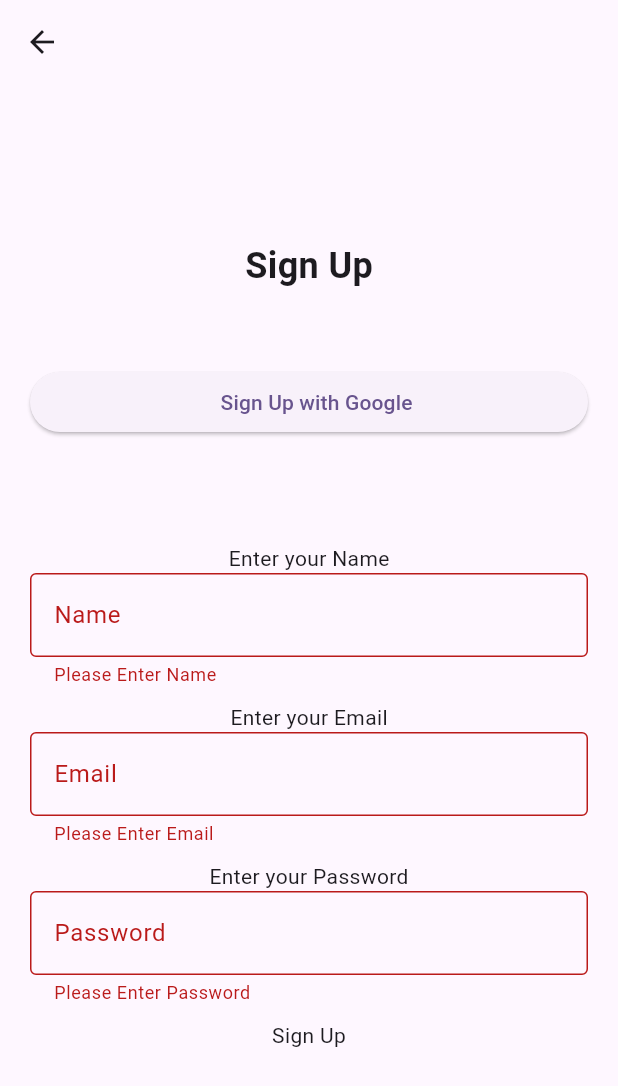
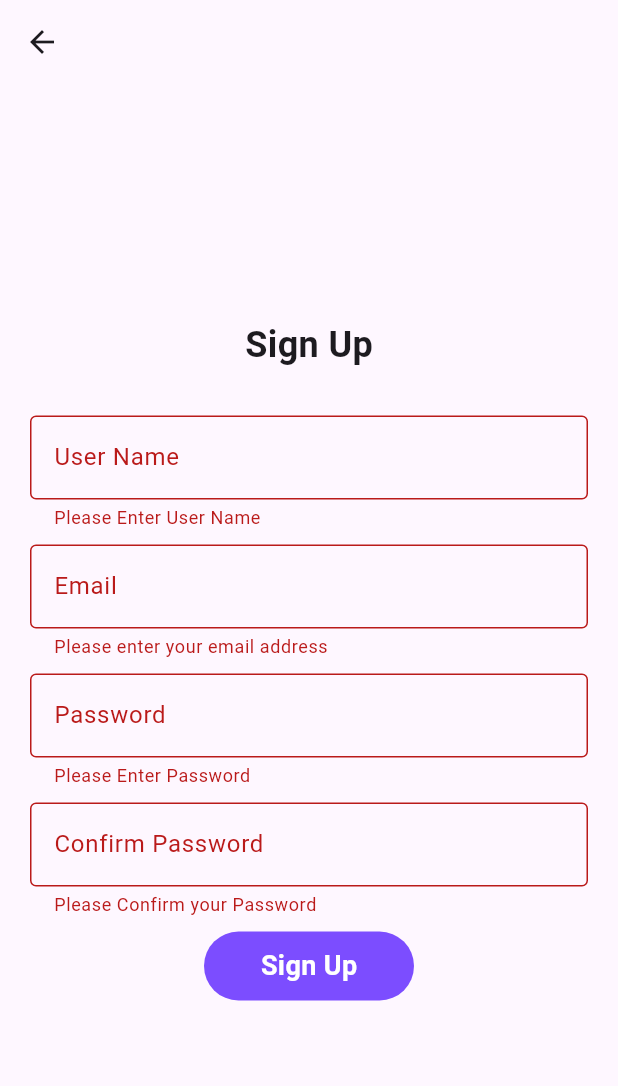
Before and after one commit to redu95/mobile_application_project, a Flutter app: the SignUpPage screen opened directly, after a tap on "Sign Up", on a phone screen of 412 x 824 dp. Shown: the top 1086 px of the screen. Run offline on Flutter 3.47's test engine with Material 3 defaults, Android fonts, the phone set to English and light mode, and no system bars; our stand-ins replace cloud_firestore, firebase_auth, firebase_core, firebase_storage, google_sign_in, image_picker and 2 more; missing offline and left inert: firebase_app_check; accounts and stored records are empty; network calls fail.

```diff
--- a/lib/services/auth.dart
+++ b/lib/services/auth.dart
@@ -41,7 +41,7 @@ class AuthMethods{
       await DatabaseMethods().adduser(userDetails.uid, userInfoMap).then((value) {
         Navigator.push(
           context,
-          MaterialPageRoute(builder: (context) => Home(userName: displayName)),
+          MaterialPageRoute(builder: (context) => Home()),
         );
       });
     }
--- a/lib/signup_page.dart
+++ b/lib/signup_page.dart
@@ -1,4 +1,4 @@
-
+// signup page.dart
 import 'package:cloud_firestore/cloud_firestore.dart';
 import 'package:firebase_auth/firebase_auth.dart';
 import 'package:flutter/material.dart';
@@ -13,52 +13,116 @@ class SignUpPage extends StatefulWidget {
 
 class _SignUpPageState extends State<SignUpPage> {
   String email = "",password = "",userName = "";
-  TextEditingController userNameController = new TextEditingController();
-  TextEditingController emailController = new TextEditingController();
-  TextEditingController passwordController = new TextEditingController();
+  TextEditingController userNameController = TextEditingController();
+  TextEditingController emailController = TextEditingController();
+  TextEditingController passwordController = TextEditingController();
+  TextEditingController confirmPasswordController = TextEditingController();
 
   final _formKey = GlobalKey<FormState>();
 
+  bool passwordConfirmed(){
+    if(passwordController.text.trim() == confirmPasswordController.text.trim()){
+      return true;
+    }else{
+      return false;
+    }
+  }
+
   registration() async {
+    //show loading Circle
+    showDialog(
+      context: context,
+      builder: (context){
+        return const Center(
+          child: CircularProgressIndicator() ,
+        );
+      },
+    );
     if (_formKey.currentState!.validate()) {
       try {
-        await FirebaseAuth.instance.createUserWithEmailAndPassword(
-            email: emailController.text,
-            password: passwordController.text);
-        // Save user data to Firestore
-        await FirebaseFirestore.instance.collection('users').doc(FirebaseAuth.instance.currentUser!.uid).set({
-          'userName': userNameController.text,
-          'email': emailController.text,
+        if(passwordConfirmed()){
+          // Create the user in Firebase Authentication
+          final UserCredential userCredential = await FirebaseAuth.instance.createUserWithEmailAndPassword(
+            email: emailController.text.trim(),
+            password: passwordController.text.trim(),
+          );
+          // Save additional user data to Firestore
+          await FirebaseFirestore.instance.collection('users').doc(userCredential.user!.uid).set({
+            'userName': userNameController.text.trim(),
+            'email': emailController.text.trim(),
             'bio': '',
-          'photoUrl':null
-          // You can add more fields here if needed
+            'photoUrl': null,
+            'gender': '',
+            // Add more fields if needed
           });
-        ScaffoldMessenger.of(context).showSnackBar(SnackBar(
-            content: Text('Registered Successfully',
+
+          // Show success message
+          ScaffoldMessenger.of(context).showSnackBar(
+            const SnackBar(
+              content: Text(
+                'Registered Successfully',
                 style: TextStyle(fontSize: 20.0),
-            )));
-        Navigator.push(context, MaterialPageRoute(builder: (context) => Home(userName: userNameController.text)));
+              ),
+            ),
+          );
+
+          // Navigate to home page
+          Navigator.push(
+            context,
+            MaterialPageRoute(builder: (context) => Home()),
+          );
+        }
       } on FirebaseAuthException catch (e) {
+        // Handle FirebaseAuth exceptions
         if (e.code == 'weak-password') {
-          ScaffoldMessenger.of(context).showSnackBar(const SnackBar(
+          ScaffoldMessenger.of(context).showSnackBar(
+            const SnackBar(
               backgroundColor: Colors.orangeAccent,
               content: Text(
                 'Password provided is too weak',
                 style: TextStyle(fontSize: 18.0),
               ),
-          ));
+            ),
+          );
         } else if (e.code == 'email-already-in-use') {
-          ScaffoldMessenger.of(context).showSnackBar(const SnackBar(
+          ScaffoldMessenger.of(context).showSnackBar(
+            const SnackBar(
               backgroundColor: Colors.orangeAccent,
               content: Text(
                 'Account already exists',
                 style: TextStyle(fontSize: 18.0),
               ),
-          ));
+            ),
+          );
+        } else {
+          ScaffoldMessenger.of(context).showSnackBar(
+            const SnackBar(
+              backgroundColor: Colors.orangeAccent,
+              content: Text(
+                'Error creating account. Please try again later.',
+                style: TextStyle(fontSize: 18.0),
+              ),
+            ),
+          );
+        }
+      } catch (e) {
+        // Catch any other exceptions
+        print('Error: $e');
+        ScaffoldMessenger.of(context).showSnackBar(
+          const SnackBar(
+            backgroundColor: Colors.orangeAccent,
+            content: Text(
+              'Error creating account. Please try again later.',
+              style: TextStyle(fontSize: 18.0),
+            ),
+          ),
+        );
       }
     }
+    //pop the Navigator
+    Navigator.pop(context);
   }
-  }
+
 
 
 
@@ -80,65 +144,47 @@ class _SignUpPageState extends State<SignUpPage> {
           child: Column(
             mainAxisAlignment: MainAxisAlignment.center,
             children: [
-              const Text(
+               Text(
                 'Sign Up',
                 style: TextStyle(
                   fontSize: 24.0,
                   fontWeight: FontWeight.bold,
                 ),
               ),
-              SizedBox(height: 50),
-              ElevatedButton(
-                onPressed: () {
-                  // Add Google login functionality here
-                },
-                child:  const Row(
-                  mainAxisAlignment: MainAxisAlignment.center,
-                  children: [
-                     //Image.asset(
-                       //'assets/Icons/google-logo.svg',
-                       //height: 2.0,
-                       //width: 2.0,
-                     //),
-                    SizedBox(width: 10.0),
-                    Text('Sign Up with Google'),
-                  ],
-                ),
-              ),
-              SizedBox(height: 70),
-              const Text('Enter your Name',
-              ),
+              SizedBox(height: 30),
               TextFormField(
                 validator: (value){
                   if(value ==null||value.isEmpty){
-                    return 'Please Enter Name';
+                    return 'Please Enter User Name';
                   }
                   return null;
                 },
                 controller: userNameController,
-                decoration: const InputDecoration(
-                  labelText: 'Name',
+                decoration: InputDecoration(
+                  labelText: 'User Name',
                   border: OutlineInputBorder(),
                 ),
               ),
-              const SizedBox(height: 10.0),
-              const Text('Enter your Email'),
+              SizedBox(height: 10.0),
               TextFormField(
-                validator: (value){
-                  if(value ==null||value.isEmpty){
-                    return 'Please Enter Email';
+                validator: (value) {
+                  if (value == null || value.isEmpty) {
+                    return 'Please enter your email address';
+                  }
+                  if (!RegExp(r'\b[A-Za-z0-9._%+-]+@[A-Za-z0-9.-]+\.[A-Z|a-z]{2,}\b').hasMatch(value)) {
+                    return 'Invalid email address';
                   }
                   return null;
                 },
+
                 controller: emailController,
                 obscureText: false,
-                decoration: const InputDecoration(
+                decoration: InputDecoration(
                   labelText: 'Email',
                   border: OutlineInputBorder(),
                 ),
               ),
-              const SizedBox(height: 10.0),
-              const Text('Enter your Password'),
+              SizedBox(height: 10.0),
               TextFormField(
                 validator: (value){
                   if(value ==null||value.isEmpty){
@@ -148,31 +194,47 @@ class _SignUpPageState extends State<SignUpPage> {
                 },
                 controller: passwordController,
                 obscureText: true,
-                decoration: const InputDecoration(
+                decoration: InputDecoration(
                   labelText: 'Password',
                   border: OutlineInputBorder(),
                 ),
               ),
-              const SizedBox(height: 10.0),
-              GestureDetector(
-                onTap: (){
-                  if(_formKey.currentState!.validate()){
-                    setState(() {
-                      email=emailController.text;
-                      userName = userNameController.text;
-                      password = passwordController.text;
-                    });
+              SizedBox(height: 10.0),
+              TextFormField(
+                validator: (value){
+                  if(value ==null||value.isEmpty){
+                    return 'Please Confirm your Password';
                   }
-                  registration();
+                  return null;
                 },
-                child: const Row(
-                  mainAxisAlignment: MainAxisAlignment.center,
-                  children: [
-                    Text('Sign Up')
-                  ],
+                controller: confirmPasswordController,
+                obscureText: true,
+                decoration: InputDecoration(
+                  labelText: 'Confirm Password',
+                  border: OutlineInputBorder(),
                 ),
               ),
-              const SizedBox(height: 20.0),
+              SizedBox(height: 10.0),
+              Container(
+                width: 140,
+                padding: EdgeInsets.all(10),
+                decoration: BoxDecoration(
+                    color: Colors.deepPurpleAccent,
+                    borderRadius: BorderRadius.circular(30)),
+                child: GestureDetector(
+                  onTap: registration,
+                  child: Center(
+                    child: Text(
+                      "Sign Up",
+                      style: TextStyle(
+                        color: Colors.white,
+                        fontSize: 18.0,
+                        fontWeight: FontWeight.bold,
+                      ),
+                    ),
+                  ),
+                ),
+              ),
             ],
           ),
         ),
--- a/pubspec.yaml
+++ b/pubspec.yaml
@@ -38,7 +38,7 @@ dependencies:
   introduction_screen: ^3.1.14
   firebase_core: ^2.29.0
   firebase_auth: ^4.19.1
-  google_sign_in: ^6.2.1
+  google_sign_in: ^6.2.0
   cloud_firestore: ^4.16.1
   firebase_storage: ^11.7.4
   ionicons: ^0.2.2
```
Also changed, not shown: lib/auth_page.dart (added, +29 -0 lines), lib/edit_account_page.dart (+5 -3 lines), lib/home_page.dart (+22 -12 lines), lib/introduction_screen.dart (+8 -10 lines), lib/login_page.dart (+76 -97 lines), lib/main.dart (+5 -3 lines), lib/setting_page.dart (+1 -11 lines), lib/account_page.dart (deleted), pubspec.lock. Lines whose indentation alone changed are shown as unchanged.
